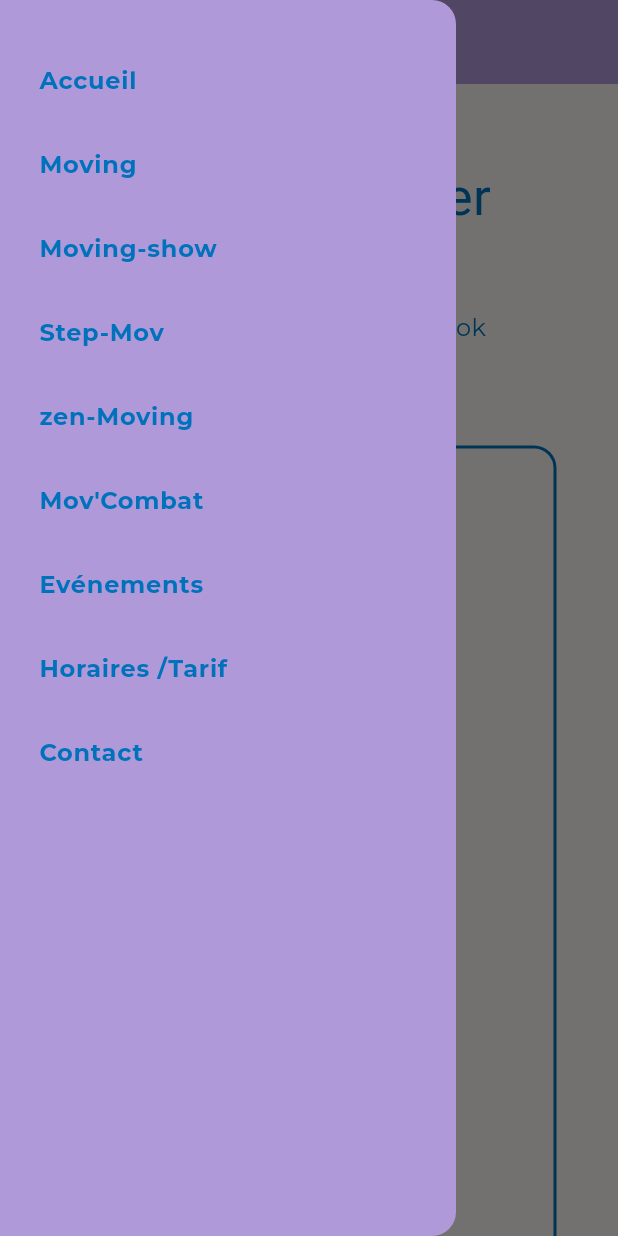
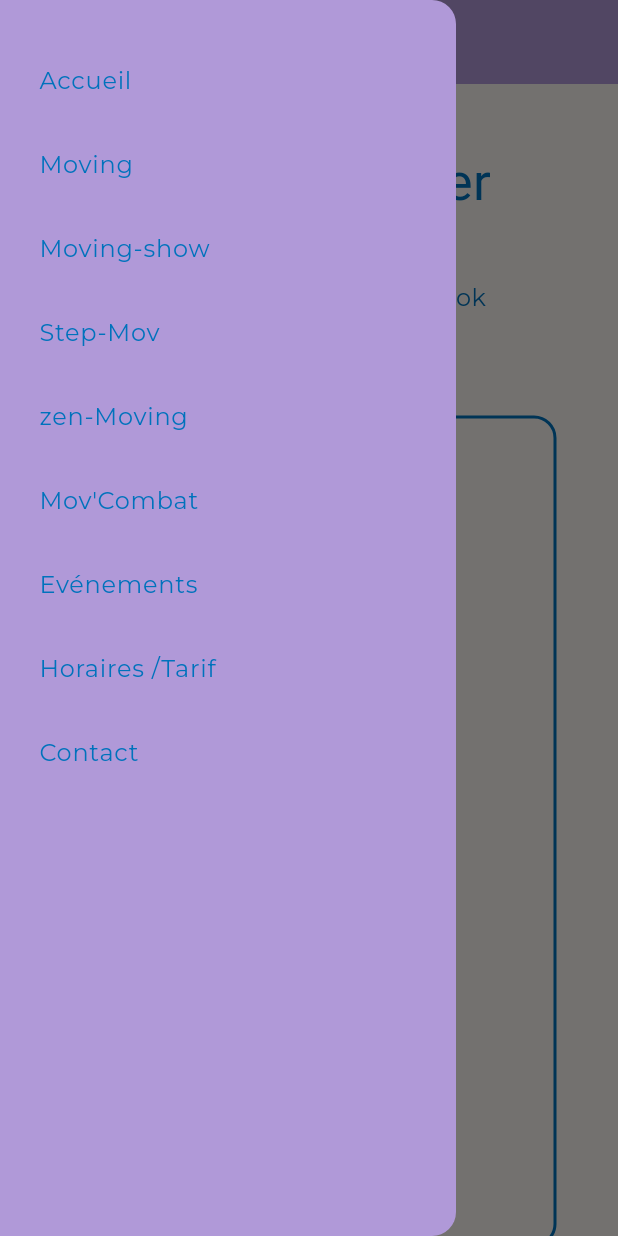
Before and after one commit to pickypou/mycs, a Flutter app: the ContactView screen opened by its route, after a tap on "Envoyer", after a tap on the "menu" icon, on a phone screen of 412 x 824 dp. Run offline on Flutter 3.47's test engine with Material 3 defaults, Android fonts, the phone set to English and light mode, and no system bars; our stand-ins replace cloud_firestore, equatable, file_picker, firebase_auth, firebase_core, firebase_storage and 6 more; missing offline and left inert: dart:html, flutter_pdfview, flutter_utils, pdfx; accounts and stored records are empty; Roboto replaces fonts that are missing (Amable).

Commit message:
corrections fautes

```diff
--- a/lib/ui/common/widgets/footer.dart
+++ b/lib/ui/common/widgets/footer.dart
@@ -1,6 +1,6 @@
 import 'package:flutter/material.dart';
-import 'package:mycs/ui/common/widgets/clickable_image.dart';
 import '../../theme.dart';
+import 'clickable_image.dart';
 
 class Footer extends StatelessWidget {
   final double? fontSize;
@@ -26,6 +26,7 @@ class Footer extends StatelessWidget {
                   ClickableImage(
                       imagePath: 'assets/images/logo.png',
                       route: "/admin"),
+
                   Flexible(
                     child: Text(
                       "© 2025 MYCS tous droits réservés",
@@ -35,7 +36,7 @@ class Footer extends StatelessWidget {
                   ),
                   Flexible(child:
                   Text(
-                    "N° d'agrément Jeunesse et Sport : 59s2",
+                    "N° d'agrément Jenesse et Sport 59s2",
                     style: textStyleTextAccueil(context),
                     overflow: TextOverflow.ellipsis,
                   ),
--- a/lib/ui/contact/contact_view.dart
+++ b/lib/ui/contact/contact_view.dart
@@ -25,9 +25,9 @@ class ContactView extends StatelessWidget {
               mainAxisAlignment: MainAxisAlignment.center,
               crossAxisAlignment: CrossAxisAlignment.center,
               children: [
-                const SizedBox(height: 25),
+                const SizedBox(height: 15),
                 Text("Nous contacter", style: titleStyleMedium(context)),
-                const SizedBox(height: 25),
+                const SizedBox(height: 15),
                 Row(
                   mainAxisAlignment: MainAxisAlignment.start,
                   children: [
@@ -63,7 +63,7 @@ class ContactView extends StatelessWidget {
                   "N° d'agrément Jeunesse et Sport : 59s2",
                   style: textStyleTextAccueil(context),
                 ),
-                const SizedBox(height: 55),
+                const SizedBox(height: 25),
                 Footer(),
               ],
             ),
@@ -81,13 +81,13 @@ class ContactView extends StatelessWidget {
             child: Column(
               crossAxisAlignment: CrossAxisAlignment.start,
               children: [
-                const SizedBox(height: 25),
+                const SizedBox(height: 10),
                 Align(
                   alignment: Alignment.center,
                   child:  Text("Nous contacter", style: titleStyleMedium(context)),
                 ),
 
-                const SizedBox(height: 25),
+                const SizedBox(height: 15),
                 Row(
                   crossAxisAlignment: CrossAxisAlignment.start,
                   children: [
@@ -103,7 +103,7 @@ class ContactView extends StatelessWidget {
                                 imagePath: 'assets/images/facebook.png',
                                 url: 'https://www.facebook.com/search/top?q=mycs',
                               ),
-                              const SizedBox(height: 5),
+
                               Text(
                                 'Suivez-nous sur Facebook',
                                 style: textStyleText(context),
@@ -111,7 +111,7 @@ class ContactView extends StatelessWidget {
                             ],
                           ),
 
-                          const SizedBox(height: 35),
+                          const SizedBox(height: 20),
                           Image.asset('assets/images/dojo.png'),
                           const SizedBox(height: 10),
                           Text(
@@ -137,7 +137,7 @@ class ContactView extends StatelessWidget {
                   ],
                 ),
 
-                const SizedBox(height: 70),
+                const SizedBox(height: 55),
                 Footer(),
               ],
             ),
--- a/lib/ui/mov_combat/mov_combat.dart
+++ b/lib/ui/mov_combat/mov_combat.dart
@@ -129,7 +129,7 @@ class MovCombat extends StatelessWidget {
 
                     Text("Depuis 1976 à Seclin, la boxe Américaine est pratiquée au MYCS pour le loisir, le combat et la condition physique.",
                       style: textStyleText(context).copyWith(fontWeight: FontWeight.bold),),
-                    Text("Apparu en france dans la seconde moitié des seventies, la boxe Américaine (ex Full-Contact) s'est imposée comme l'élément moteur des sports pieds-poings. De la catégorie des boxes pieds-poings, en plus de son aspect sportif, la boxe américaine constitue un moyen de self-défense redoutable. Elle permet d'acquérir une grande souplesse en même temps que renforcement musculaire et vitesse d'exécution, gage de puissance.",
+                    Text("Apparue en france dans la seconde moitié des seventies, la boxe Américaine (ex Full-Contact) s'est imposée comme l'élément moteur des sports pieds-poings. De la catégorie des boxes pieds-poings, en plus de son aspect sportif, la boxe américaine constitue un moyen de self-défense redoutable. Elle permet d'acquérir une grande souplesse en même temps que renforcement musculaire et vitesse d'exécution, gage de puissance.",
                       style: textStyleText(context),),
                     const SizedBox(height: 30,),
                     Text(
--- a/lib/ui/moving/moving.dart
+++ b/lib/ui/moving/moving.dart
@@ -30,8 +30,8 @@ class Moving extends StatelessWidget {
                       child: Text("Moving", style: titleStyleLarge(context),),
                     ),
                     const SizedBox(height: 15,),
-                    Text("Sport d'expression, Sport d'exeption",style: textStyleTextAccueil(context).copyWith(fontSize: size.width/20)),
-                    Text("Moving, Sport, Art et Technique", style: textStyleTextAccueil(context).copyWith(fontSize: size.width/20),),
+                    Text("Sport d'expression, Sport d'exception",style: textStyleTextAccueil(context).copyWith(fontSize: size.width/27, fontWeight: FontWeight.normal)),
+                    Text("Moving, Sport, Art et Technique", style: textStyleTextAccueil(context).copyWith(fontSize: size.width/27, fontWeight: FontWeight.normal),),
                     const SizedBox(height: 20,),
                     ImgMoving(),
                     const SizedBox(height: 20,),
@@ -70,7 +70,7 @@ class Moving extends StatelessWidget {
                       child: Text("Moving", style: titleStyleMedium(context),),
                     ),
                     const SizedBox(height: 15,),
-                    Text("Sport d'expression, Sport d'exeption",style: titleStyleSmall(context)),
+                    Text("Sport d'expression, Sport d'exception",style: titleStyleSmall(context)),
                     Text("Moving, Sport, Art et Technique", style: titleStyleSmall(context),),
                     const SizedBox(height: 30,),
                     ImgMoving(),
--- a/lib/ui/planning/planning.dart
+++ b/lib/ui/planning/planning.dart
@@ -92,6 +92,9 @@ class PlanningTable extends StatelessWidget {
                       jour_2: 'Jeudi',
                       heures_2: '18h30-19h45',
                       categories_2: 'Débutants',
+                      jour_3: 'Vendredi',
+                      heures_3: '14h00-15h15',
+                      categories_3: '',
                     ),
                     CardPlanning(
                       title: 'Capoeira ',
--- a/lib/ui/theme.dart
+++ b/lib/ui/theme.dart
@@ -80,6 +80,7 @@ TextStyle textStyleTextAccueil(BuildContext context) {
 
   return  GoogleFonts.montserrat().copyWith(
     fontSize:calculateFontSize(context, ratio: 100),
+    fontWeight: FontWeight.w700,
     color: Theme.of(context).colorScheme.onSecondary,
     decoration: TextDecoration.none,
   );
@@ -89,8 +90,7 @@ TextStyle textStyleTextAppBar(BuildContext context) {
 
   return
     GoogleFonts.montserrat().copyWith(
-      fontSize:calculateFontSize(context, ratio: 80),
-      fontWeight: FontWeight.bold,
+      fontSize:calculateFontSize(context, ratio: 85),
       color: Theme.of(context).colorScheme.secondary,
       decoration: TextDecoration.none,
     );
```
Also changed, not shown: 1 other file.
